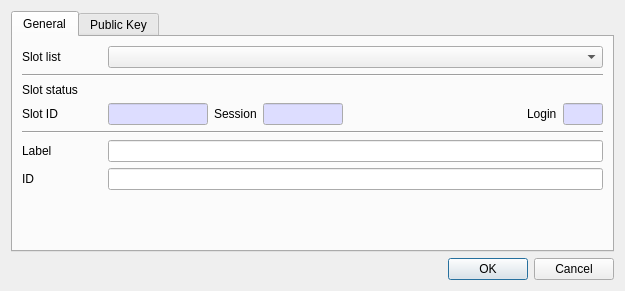
First picture: the form in CryptokiMan/create_rsa_pub_key_dlg.ui, repository jykim74/CryptokiMan, before the edit.
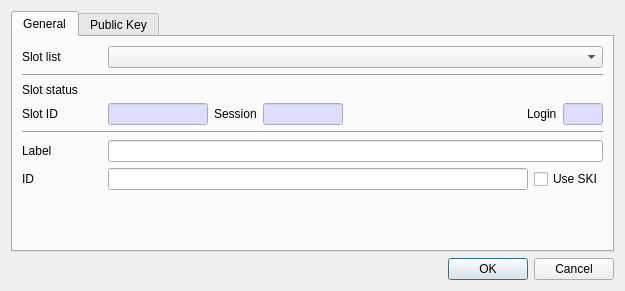
Second picture: the form after the edit. The open tabs and pages were chosen to show the change.

```diff
--- a/CryptokiMan/create_rsa_pub_key_dlg.ui
+++ b/CryptokiMan/create_rsa_pub_key_dlg.ui
@@ -303,7 +303,14 @@
            </property>
           </widget>
          </item>
-         <item row="0" column="1">
+         <item row="1" column="2">
+          <widget class="QCheckBox" name="mUseSKICheck">
+           <property name="text">
+            <string>Use SKI</string>
+           </property>
+          </widget>
+         </item>
+         <item row="0" column="1" colspan="2">
           <widget class="QLineEdit" name="mLabelText"/>
          </item>
          <item row="1" column="1">
```
Left out of the diff: 6 changed lines with no effect on the pictures.
